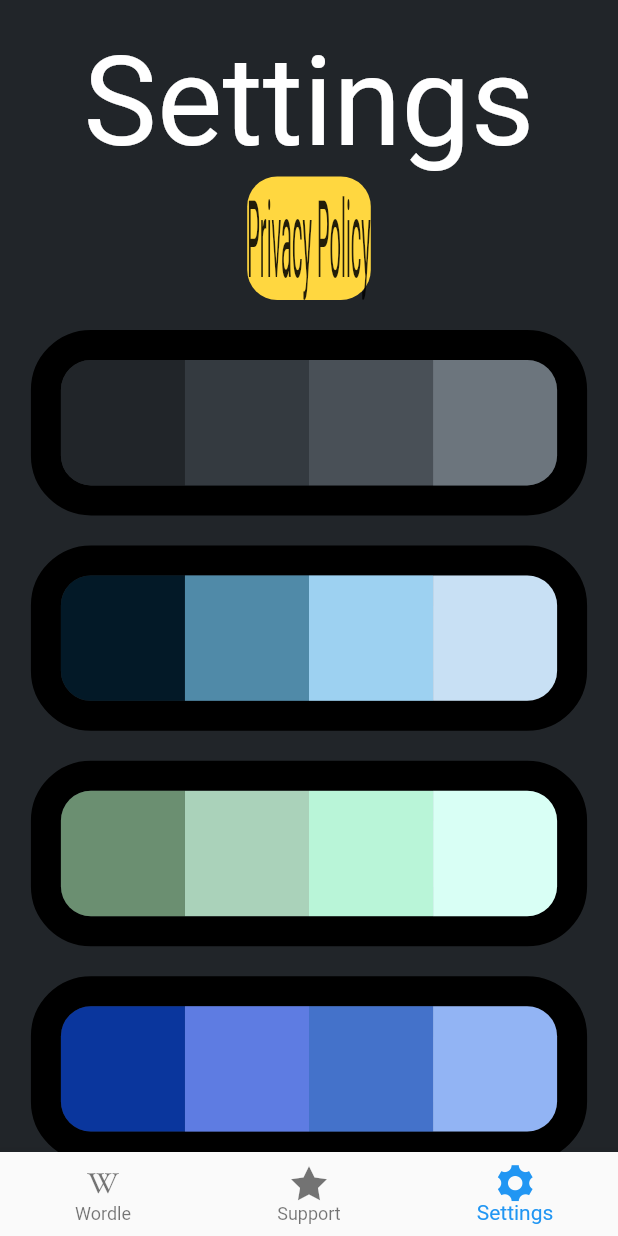
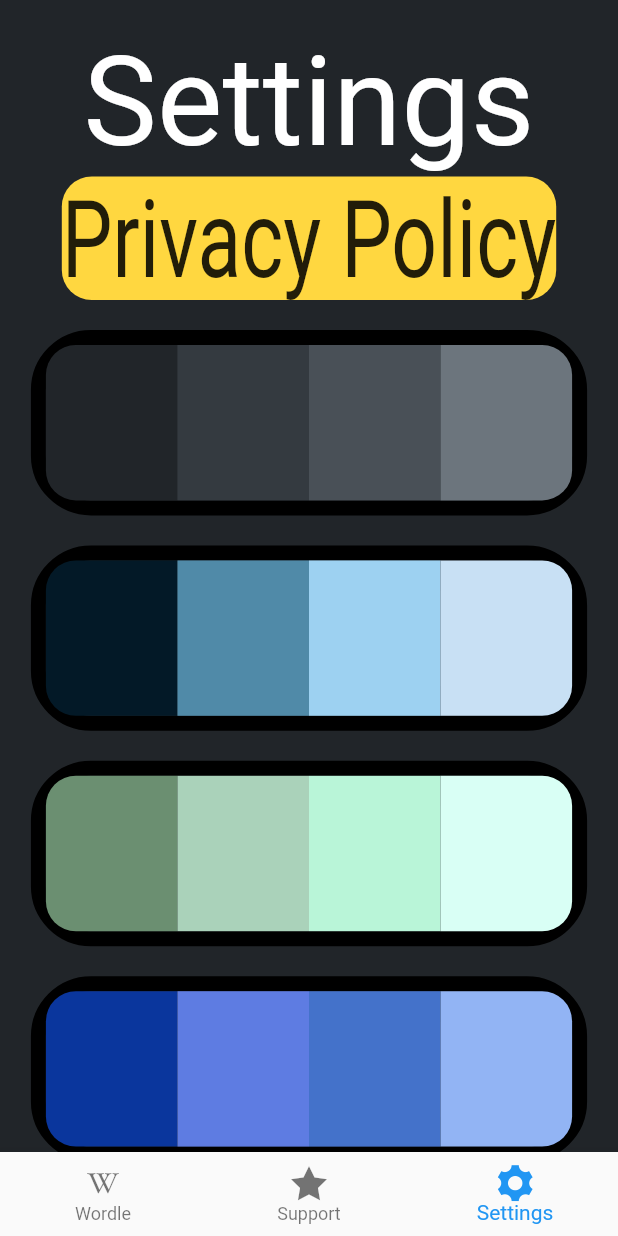
Before and after one commit to Nano-DNA-Studios/OrdleCheater, a Flutter app: the screen it shows after launch, item 3 of the bottom bar chosen, on a phone screen of 412 x 824 dp. Run offline on Flutter 3.47's test engine with Material 2 defaults, Android fonts, the phone set to English and light mode, and no system bars; our stand-ins replace flutter_svg, shared_preferences; missing offline and left inert: holding_gesture.

Commit message:
Update Commit

```diff
--- a/lib/SettingsPage.dart
+++ b/lib/SettingsPage.dart
@@ -95,7 +95,7 @@ class _Settings extends State<Settings> {
       child: Container(
         decoration: BoxDecoration(
             borderRadius: BorderRadius.all(Radius.circular(40)),
-            border: Border.all(color: Colors.black, width: 20)),
+            border: Border.all(color: Colors.black, width:UIManipulation.getPlatformFac(20, 10)  )),
         height: UIManipulation.getScreenHeightPix(context) *
             UIManipulation.getPlatformFac(0.4, 0.15),
         width: UIManipulation.getScreenWidthPix(context) * 0.9,
@@ -141,7 +141,7 @@ class _Settings extends State<Settings> {
         height: UIManipulation.getScreenHeightPix(context) *
             UIManipulation.getPlatformFac(0.1, 0.1),
         width: UIManipulation.getScreenWidthPix(context) *
-            UIManipulation.getPlatformFac(0.2, 0.2),
+            UIManipulation.getPlatformFac(0.2, 0.8),
         child: InkWell(
           child: Container(
             decoration: BoxDecoration(
--- a/lib/WordleClass.dart
+++ b/lib/WordleClass.dart
@@ -218,7 +218,7 @@ class _WordlePage extends State<WordlePage> {
             body: SingleChildScrollView(
                 padding: EdgeInsets.only(
                     left: 0,
-                    top: UIManipulation.getScreenWidthPix(context) * 0.02,
+                    top: UIManipulation.getScreenWidthPix(context) * 0.05,
                     right: 0,
                     bottom: 0),
                 scrollDirection: Axis.vertical,
--- a/lib/main.dart
+++ b/lib/main.dart
@@ -28,6 +28,7 @@ class MyApp extends StatelessWidget {
   @override
   Widget build(BuildContext context) {
     return MaterialApp(
+      debugShowCheckedModeBanner: false,
       title: 'Flutter Demo',
       theme: ThemeData(
         // This is the theme of your application.
@@ -39,6 +40,7 @@ class MyApp extends StatelessWidget {
         // or simply save your changes to "hot reload" in a Flutter IDE).
         // Notice that the counter didn't reset back to zero; the application
         // is not restarted.
+
         primarySwatch: Colors.blue,
       ),
       home: const NavPage(),
```
Also changed, not shown: 3 other files.
